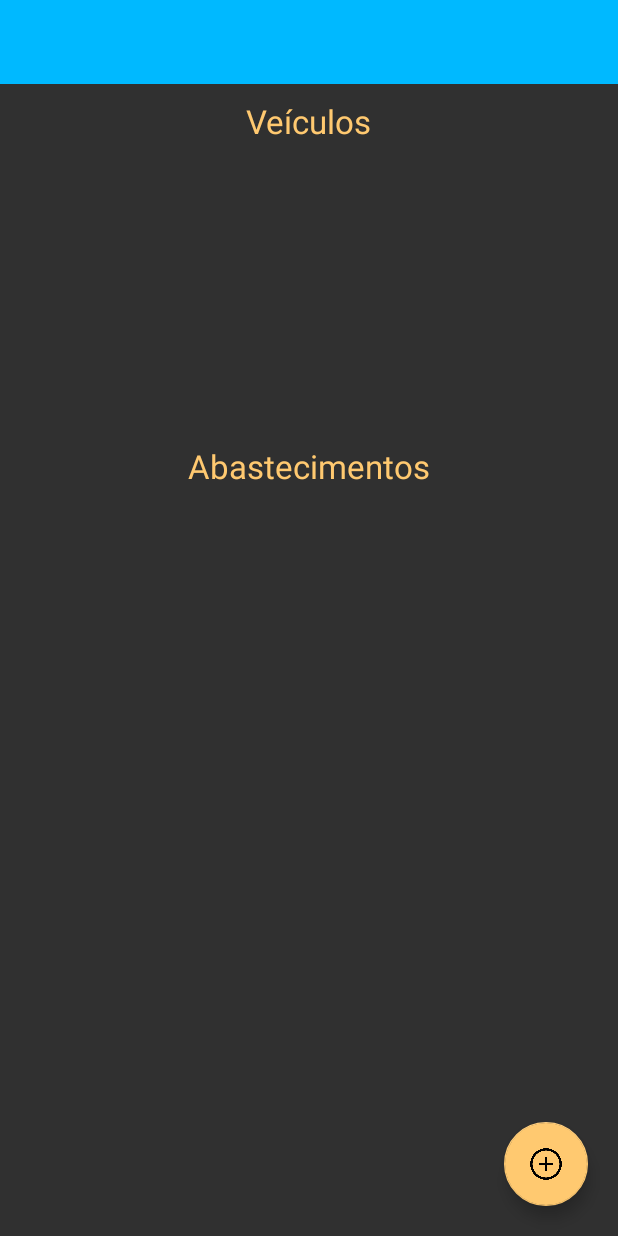
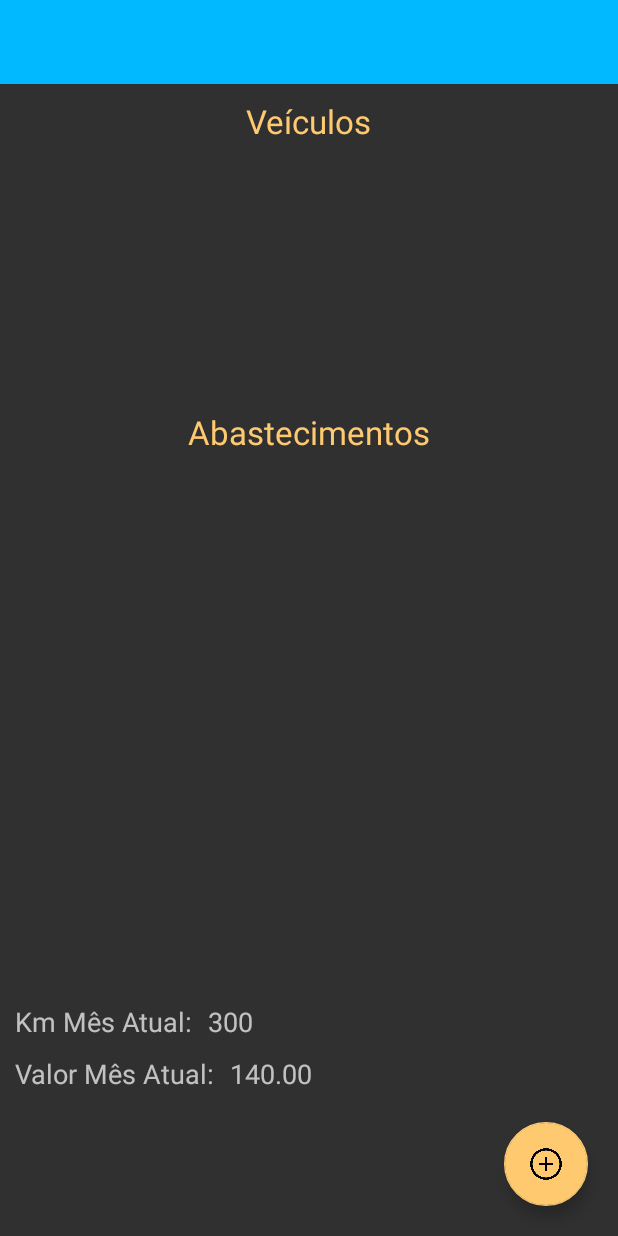
Before and after one commit to dritoferro/Capstone_Project, an Android app: the layout activity_main.xml on its own in the app's theme, with its tools: preview values and no code run, on a phone screen of 412 x 824 dp. Run offline under Robolectric (Android 15) with nearby library versions, the phone set to English and light mode, and no system bars.

Commit message:
Função para cálculo do gasto/mês
Criada a função para exibir e calcular o gasto referente ao mês atual e
a km rodada no mês também.

```diff
--- a/Stage2/ProjetoPosto/app/build.gradle
+++ b/Stage2/ProjetoPosto/app/build.gradle
@@ -54,6 +54,10 @@ dependencies {
     //Material Calendar View
     compile 'com.prolificinteractive:material-calendarview:1.4.3'
     //End of Material Calendar View
+
+    //EventBUS
+    compile 'org.greenrobot:eventbus:3.0.0'
+    //End of EventBUS
 }
 
 //Apply plugin Google Play Services
--- a/Stage2/ProjetoPosto/app/src/main/java/tagliaferro/adriano/projetoposto/controller/AbastecimentoController.java
+++ b/Stage2/ProjetoPosto/app/src/main/java/tagliaferro/adriano/projetoposto/controller/AbastecimentoController.java
@@ -64,7 +64,7 @@ public class AbastecimentoController implements MainController<Abastecimento> {
         if(obj.getAbastecimento_data().isEmpty()){
             return false;
         }
-        if(obj.getAbastecimento_comb().isEmpty()){
+        if(obj.getAbastecimento_comb().isEmpty() || obj.getAbastecimento_comb().equals(context.getString(R.string.select))){
             return false;
         }
         if(obj.getAbastecimento_km_atual().isEmpty()){
@@ -101,7 +101,7 @@ public class AbastecimentoController implements MainController<Abastecimento> {
         int ret = 0;
         try {
             Uri uriDelete = AbastecimentoContract.Columns.getUriWithAbastID(obj);
-            context.getContentResolver().delete(uriDelete, AbastecimentoContract.Columns.abastecimento_id + " = ?", new String[]{String.valueOf(obj)});
+            ret = context.getContentResolver().delete(uriDelete, AbastecimentoContract.Columns.abastecimento_id + " = ?", new String[]{String.valueOf(obj)});
 
         } catch (Exception e) {
             throw new RuntimeException(e.getMessage());
--- a/Stage2/ProjetoPosto/app/src/main/java/tagliaferro/adriano/projetoposto/view/AbastecimentoActivity.java
+++ b/Stage2/ProjetoPosto/app/src/main/java/tagliaferro/adriano/projetoposto/view/AbastecimentoActivity.java
@@ -275,6 +275,7 @@ public class AbastecimentoActivity extends AppCompatActivity implements View.OnC
                 mVeiculo = veiculosList.get(position - 1);
                 //Adiciona os combustíveis do veículo ao spinner
                 veicCombList.clear();
+                veicCombList.add(getString(R.string.select));
                 if (!mVeiculo.getVeiculo_comb1().equals(getString(R.string.select))) {
                     veicCombList.add(mVeiculo.getVeiculo_comb1());
                 }
--- a/Stage2/ProjetoPosto/app/src/main/res/layout/activity_main.xml
+++ b/Stage2/ProjetoPosto/app/src/main/res/layout/activity_main.xml
@@ -1,9 +1,9 @@
 <?xml version="1.0" encoding="utf-8"?>
 <LinearLayout xmlns:android="http://schemas.android.com/apk/res/android"
+    xmlns:app="http://schemas.android.com/apk/res-auto"
     xmlns:tools="http://schemas.android.com/tools"
     android:layout_width="match_parent"
     android:layout_height="match_parent"
-    xmlns:app="http://schemas.android.com/apk/res-auto"
     android:orientation="vertical"
     tools:context="tagliaferro.adriano.projetoposto.view.MainActivity">
 
@@ -11,14 +11,14 @@
         android:id="@+id/toolbar_main_activity"
         android:layout_width="match_parent"
         android:layout_height="?android:attr/actionBarSize"
-        android:background="@color/colorPrimary"
-        android:layout_marginBottom="@dimen/margin_ten"/>
+        android:layout_marginBottom="@dimen/margin_ten"
+        android:background="@color/colorPrimary" />
 
     <TextView
+        style="@style/LargeText"
         android:layout_width="wrap_content"
         android:layout_height="wrap_content"
-        android:text="@string/veiculos"
-        style="@style/LargeText"/>
+        android:text="@string/veiculos" />
 
     <FrameLayout
         android:id="@+id/frameListVeiculos"
@@ -29,10 +29,10 @@
     </FrameLayout>
 
     <TextView
+        style="@style/LargeText"
         android:layout_width="wrap_content"
         android:layout_height="wrap_content"
-        android:text="@string/abastecimentos"
-        style="@style/LargeText"/>
+        android:text="@string/abastecimentos" />
 
     <FrameLayout
         android:id="@+id/frameListAbastecimentos"
@@ -42,13 +42,51 @@
 
     </FrameLayout>
 
+    <LinearLayout
+        android:layout_width="wrap_content"
+        android:layout_height="wrap_content"
+        android:orientation="horizontal">
+
+        <TextView
+            style="@style/MediumText"
+            android:layout_width="wrap_content"
+            android:layout_height="wrap_content"
+            android:text="@string/km_mes_atual" />
+
+        <TextView
+            android:id="@+id/text_main_km_mes"
+            android:layout_width="wrap_content"
+            android:layout_height="wrap_content"
+            style="@style/MediumText"
+            tools:text="300"/>
+    </LinearLayout>
+
+    <LinearLayout
+        android:layout_width="wrap_content"
+        android:layout_height="wrap_content"
+        android:orientation="horizontal">
+
+        <TextView
+            style="@style/MediumText"
+            android:layout_width="wrap_content"
+            android:layout_height="wrap_content"
+            android:text="@string/valor_mes_atual" />
+
+        <TextView
+            android:id="@+id/text_main_valor_mes"
+            android:layout_width="wrap_content"
+            android:layout_height="wrap_content"
+            style="@style/MediumText"
+            tools:text="140.00"/>
+    </LinearLayout>
+
     <android.support.design.widget.FloatingActionButton
         android:id="@+id/fab_add_abastecimento"
         android:layout_width="wrap_content"
         android:layout_height="wrap_content"
-        app:fabSize="auto"
         android:layout_gravity="end"
         android:layout_margin="20dp"
-        android:src="@drawable/ic_add"/>
+        android:src="@drawable/ic_add"
+        app:fabSize="auto" />
 
 </LinearLayout>
--- a/Stage2/ProjetoPosto/app/src/main/res/values/strings.xml
+++ b/Stage2/ProjetoPosto/app/src/main/res/values/strings.xml
@@ -56,6 +56,8 @@
     <string name="exemplo_valor">R$ 50,00</string>
     <string name="update_abast_key">veiculo_abast_key</string>
     <string name="del_abastecimento">Tem certeza que deseja excluir este abastecimento ?</string>
+    <string name="km_mes_atual">Km Mês Atual:</string>
+    <string name="valor_mes_atual">Valor Mês Atual:</string>
 
 
     <string-array name="combs">
```
Also changed, not shown: Stage2/ProjetoPosto/app/src/main/java/tagliaferro/adriano/projetoposto/view/FragmentListAbastecimentos.java (+7 -7 lines), Stage2/ProjetoPosto/app/src/main/java/tagliaferro/adriano/projetoposto/view/FragmentListVeiculos.java (+2 -5 lines), Stage2/ProjetoPosto/app/src/main/java/tagliaferro/adriano/projetoposto/view/MainActivity.java (+102 -2 lines).
